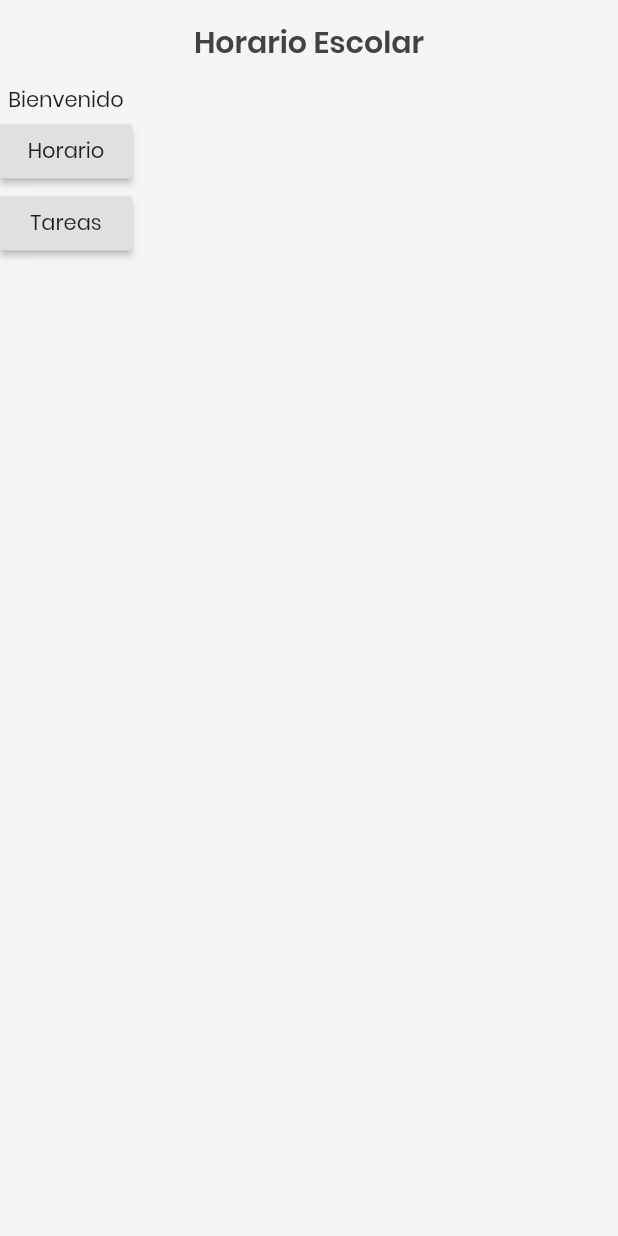
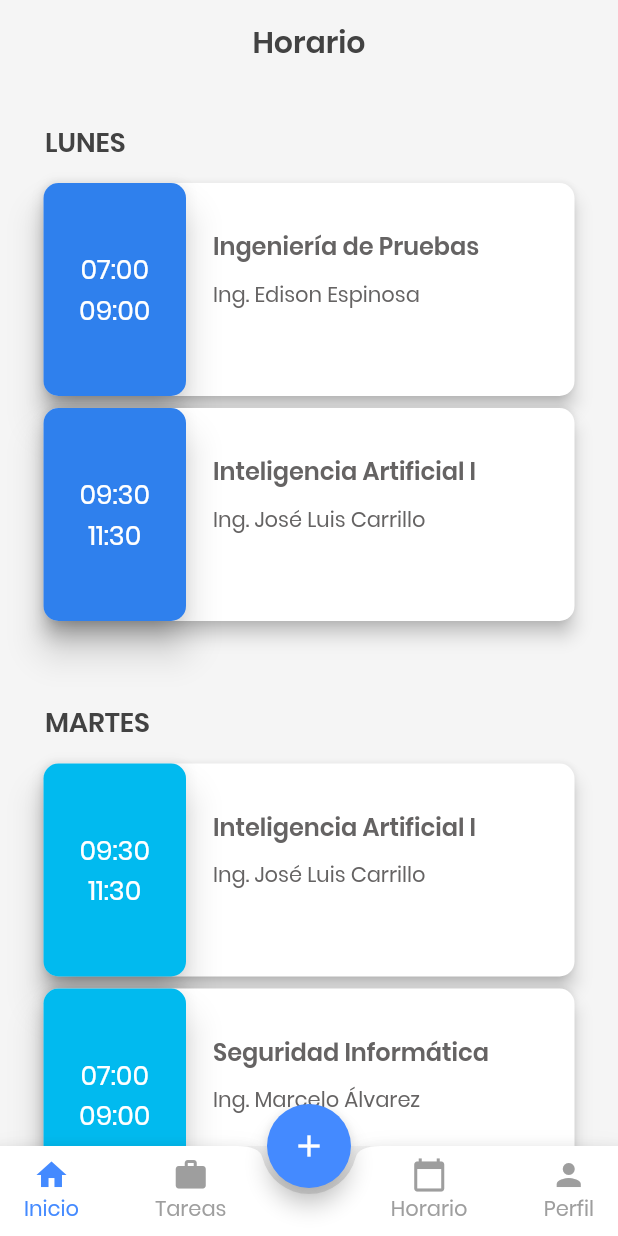
Before and after one commit to israteneda/horario_escolar, a Flutter app: the screen it shows after launch, on a phone screen of 412 x 824 dp. Run offline on Flutter 3.47's test engine with Material 2 defaults, Android fonts, the phone set to English and light mode, and no system bars.

Commit message:
Bottom Navigator Bar añadido

```diff
--- a/lib/main.dart
+++ b/lib/main.dart
@@ -1,7 +1,5 @@
 import 'package:flutter/material.dart';
 import 'package:horario_escolar/src/paginas/inicio.dart';
-import 'package:horario_escolar/src/paginas/horario.dart';
-import 'package:horario_escolar/src/paginas/tareas.dart';
 
 void main() => runApp(MyApp());
 
@@ -9,59 +7,12 @@ class MyApp extends StatelessWidget {
 
   // Todo: sqlite, local_notification, tareas.
 
-  final Map<String, dynamic> data = {
-    'Ingeniería de Pruebas': {
-      'horario': {
-        'lunes': ['07:00', '09:00', '#2F80ED'],
-        'miércoles': ['09:30', '11:30', '#0CBABA'],
-        },
-        'tareas': ['Nada'],
-        'docente': 'Ing. Edison Espinosa',
-    },
-    'Inteligencia Artificial I': {
-      'horario': {
-        'lunes': ['09:30', '11:30', '#2F80ED'],
-        'martes': ['09:30', '11:30', '#01BAEF'],
-        },
-        'tareas': ['Tomar Apuntes'],
-        'docente': 'Ing. José Luis Carrillo',
-    },
-    'Seguridad Informática': {
-      'horario': {
-        'martes': ['07:00', '09:00', '#01BAEF'],
-        'viernes': ['09:30', '11:30', '#9FA4C4'],
-        },
-        'tareas': ['Atender a clase'],
-        'docente': 'Ing. Marcelo Álvarez',
-    },
-    'Lab. de Prod. Software I': {
-      'horario': {
-        'miércoles': ['07:00', '09:00', '#0CBABA'],
-        'jueves': ['07:00', '09:00', '#EC9F05'],
-        },
-        'tareas': ['Aprender Angular'],
-        'docente': 'Ing. Diego Velasco',
-    },
-    'Plan de Tesis': {
-      'horario': {
-        'jueves': ['09:30', '12:30', '#EC9F05'],
-        },
-        'tareas': ['Nada'],
-        'docente': 'Ing. Lucas Garcés',
-    },
-  };
-
   @override
   Widget build(BuildContext context) {
     return MaterialApp(
       title: 'Horario Escolar',
       theme: ThemeData(fontFamily: 'Poppins'),
-      initialRoute: '/',
-      routes: {
-        '/': (BuildContext context) => InicioPagina(),
-        'horario' : (BuildContext context) => HorarioPagina(data: data),
-        'tareas'  : (BuildContext context) => TareasPagina()
-      },
+      home: Inicio(),
     );
   }
 }
--- a/lib/src/paginas/horario.dart
+++ b/lib/src/paginas/horario.dart
@@ -1,19 +1,58 @@
 import 'package:flutter/material.dart';
 import 'package:horario_escolar/src/widgets/dia_clase.dart';
 
-class HorarioPagina extends StatefulWidget {
+class Horario extends StatefulWidget {
 
-  final Map<String, dynamic> data;
+  final Map<String, dynamic> data = {
+    'Ingeniería de Pruebas': {
+      'horario': {
+        'lunes': ['07:00', '09:00', '#2F80ED'],
+        'miércoles': ['09:30', '11:30', '#0CBABA'],
+        },
+        'tareas': ['Nada'],
+        'docente': 'Ing. Edison Espinosa',
+    },
+    'Inteligencia Artificial I': {
+      'horario': {
+        'lunes': ['09:30', '11:30', '#2F80ED'],
+        'martes': ['09:30', '11:30', '#01BAEF'],
+        },
+        'tareas': ['Tomar Apuntes'],
+        'docente': 'Ing. José Luis Carrillo',
+    },
+    'Seguridad Informática': {
+      'horario': {
+        'martes': ['07:00', '09:00', '#01BAEF'],
+        'viernes': ['09:30', '11:30', '#9FA4C4'],
+        },
+        'tareas': ['Atender a clase'],
+        'docente': 'Ing. Marcelo Álvarez',
+    },
+    'Lab. de Prod. Software I': {
+      'horario': {
+        'miércoles': ['07:00', '09:00', '#0CBABA'],
+        'jueves': ['07:00', '09:00', '#EC9F05'],
+        },
+        'tareas': ['Aprender Angular'],
+        'docente': 'Ing. Diego Velasco',
+    },
+    'Plan de Tesis': {
+      'horario': {
+        'jueves': ['09:30', '12:30', '#EC9F05'],
+        },
+        'tareas': ['Nada'],
+        'docente': 'Ing. Lucas Garcés',
+    },
+  };
 
-  HorarioPagina({
+  Horario({
     Key key,
-    @required this.data
   }) : super(key: key);
 
-  _HorarioPaginaState createState() => _HorarioPaginaState();
+  _HorarioState createState() => _HorarioState();
 }
 
-class _HorarioPaginaState extends State<HorarioPagina> {
+class _HorarioState extends State<Horario> {
   @override
   Widget build(BuildContext context) {
     return Scaffold(
@@ -27,10 +66,6 @@ class _HorarioPaginaState extends State<HorarioPagina> {
                 color: Colors.grey[800],
               ),
             ),
-          ),
-          leading: IconButton(
-            icon:Icon(Icons.arrow_back_ios, color: Colors.grey),
-            onPressed:() => Navigator.pop(context, false),
           ),
           backgroundColor: Colors.transparent, elevation: 0.0,
         ),
--- a/lib/src/paginas/inicio.dart
+++ b/lib/src/paginas/inicio.dart
@@ -1,48 +1,91 @@
 import 'package:flutter/material.dart';
+import 'package:horario_escolar/src/paginas/horario.dart';
+import 'package:horario_escolar/src/paginas/tareas.dart';
 
-class InicioPagina extends StatefulWidget {
+class Inicio extends StatefulWidget {
 
-  InicioPagina({
+  Inicio({
     Key key
   }) : super(key: key);
 
-  _InicioPaginaState createState() => _InicioPaginaState();
+  _InicioState createState() => _InicioState();
+
 }
 
-class _InicioPaginaState extends State<InicioPagina> {
+class _InicioState extends State<Inicio> {
+
+  // Propiedades
+
+  int pestanaActual = 0;
+  final List<Widget> pantallas = [
+    Horario(),
+    Tareas(),
+  ];
+
+  Widget pantallaActual = Horario();
+
+  final PageStorageBucket bucket = PageStorageBucket();
+
   @override
   Widget build(BuildContext context) {
     return Scaffold(
-        appBar: AppBar(
-          title: Center(
-            child: Text(
-              'Horario Escolar',
-              style: TextStyle(
-                fontWeight: FontWeight.w600,
-                fontSize: 20.0,
-                color: Colors.grey[800],
-              ),
+
+        backgroundColor: Color(0xF5F5F5F5),
+
+        body: PageStorage(
+          child: pantallaActual,
+          bucket: bucket,
+        ),
+
+        floatingActionButton: FloatingActionButton(
+          child: Icon(Icons.add),
+          backgroundColor: Colors.blueAccent,
+          onPressed: (){},
+        ),
+
+        // Posición de FAB
+
+        floatingActionButtonLocation: FloatingActionButtonLocation.centerDocked,
+
+        // App Bar inferior
+
+        bottomNavigationBar: BottomAppBar(
+          shape: CircularNotchedRectangle(),
+          child: Container(
+            height: 60,
+            child: Row(
+                mainAxisSize: MainAxisSize.max,
+                mainAxisAlignment: MainAxisAlignment.spaceBetween,
+                children: <Widget>[
+                  botonNavBar(Horario(), 'Inicio', 0, Icons.home),
+                  botonNavBar(Tareas(), 'Tareas', 1, Icons.work),
+                  SizedBox(width: 40,),
+                  botonNavBar(Horario(), 'Horario', 2, Icons.calendar_today),
+                  botonNavBar(Tareas(), 'Perfil', 3, Icons.person),
+                ],
             ),
           ),
-          backgroundColor: Colors.transparent, elevation: 0.0,
+
         ),
-        backgroundColor: Color(0xF5F5F5F5),
-        body: Column(
-          children: <Widget>[
-            Text(
-              'Bienvenido'
-            ),
-            RaisedButton(
-              child: Text('Horario'),
-              onPressed: (){Navigator.pushNamed(context, 'horario');}
-            ),
-            RaisedButton(
-              child: Text('Tareas'),
-              onPressed: (){Navigator.pushNamed(context, 'tareas');}
-            ),
-          ],
-        )
 
       );
   }
+
+  Widget botonNavBar(Widget pantalla, String strPantalla, int intPantalla, IconData icon){
+    return MaterialButton(
+      minWidth: 40,
+      onPressed: (){
+        setState(() {
+          pantallaActual = pantalla;
+          pestanaActual = intPantalla;
+        });
+      },
+      child: Column(
+      mainAxisAlignment: MainAxisAlignment.center,
+      children: <Widget>[
+        Icon(icon, color: pestanaActual == intPantalla ? Colors.blueAccent : Colors.grey,),
+        Text(strPantalla, style: TextStyle(color: pestanaActual == intPantalla ? Colors.blueAccent : Colors.grey,),)
+      ],),
+    );
+  }
 }
--- a/lib/src/paginas/tareas.dart
+++ b/lib/src/paginas/tareas.dart
@@ -1,15 +1,15 @@
 import 'package:flutter/material.dart';
 
-class TareasPagina extends StatefulWidget {
+class Tareas extends StatefulWidget {
 
-  TareasPagina({
+  Tareas({
     Key key
   }) : super(key: key);
 
-  _TareasPaginaState createState() => _TareasPaginaState();
+  _TareasState createState() => _TareasState();
 }
 
-class _TareasPaginaState extends State<TareasPagina> {
+class _TareasState extends State<Tareas> {
   @override
   Widget build(BuildContext context) {
     return Scaffold(
@@ -23,10 +23,6 @@ class _TareasPaginaState extends State<TareasPagina> {
                 color: Colors.grey[800],
               ),
             ),
-          ),
-          leading: IconButton(
-            icon:Icon(Icons.arrow_back_ios, color: Colors.grey),
-            onPressed:() => Navigator.pop(context, false),
           ),
           backgroundColor: Colors.transparent, elevation: 0.0,
         ),
--- a/lib/src/widgets/dia_clase.dart
+++ b/lib/src/widgets/dia_clase.dart
@@ -12,20 +12,22 @@ class DiaClaseWidget extends StatefulWidget {
     @required this.data,
   }) : super(key: key);
 
-  _DiaClaseWidgetState createState() => _DiaClaseWidgetState();
+  _DiaClaseState createState() => _DiaClaseState();
 }
 
-class _DiaClaseWidgetState extends State<DiaClaseWidget> {
+class _DiaClaseState extends State<DiaClaseWidget> {
   @override
   Widget build(BuildContext context) {
     final diaActual = widget.dia;
     final children = <Widget>[];
+    Map<String, double> materias = new Map();
     widget.data.forEach(
       (materia, contenido) {
         contenido['horario'].forEach(
           (dia, horas){
             if (dia.toString().toUpperCase() == diaActual){
-              children.add(MateriaWidget(materia: materia, contenido: contenido, dia: dia));
+              materias[materia] = double.parse(horas[0].replaceAll(RegExp(r":"), "."));
+              children.add(Materia(materia: materia, contenido: contenido, dia: dia));
             }
           }
         );
--- a/lib/src/widgets/materia.dart
+++ b/lib/src/widgets/materia.dart
@@ -1,20 +1,20 @@
 import 'package:flutter/material.dart';
 
-class MateriaWidget extends StatefulWidget {
+class Materia extends StatefulWidget {
   final String materia;
   final Map<String, dynamic> contenido;
   final String dia;
-  MateriaWidget({
+  Materia({
     Key key,
     this.materia,
     this.contenido,
     this.dia,
   }) : super(key: key);
 
-  _MateriaWidgetState createState() => _MateriaWidgetState();
+  _MateriaState createState() => _MateriaState();
 }
 
-class _MateriaWidgetState extends State<MateriaWidget> {
+class _MateriaState extends State<Materia> {
   @override
   Widget build(BuildContext context) {
 
```
Also changed, not shown: pubspec.lock.
